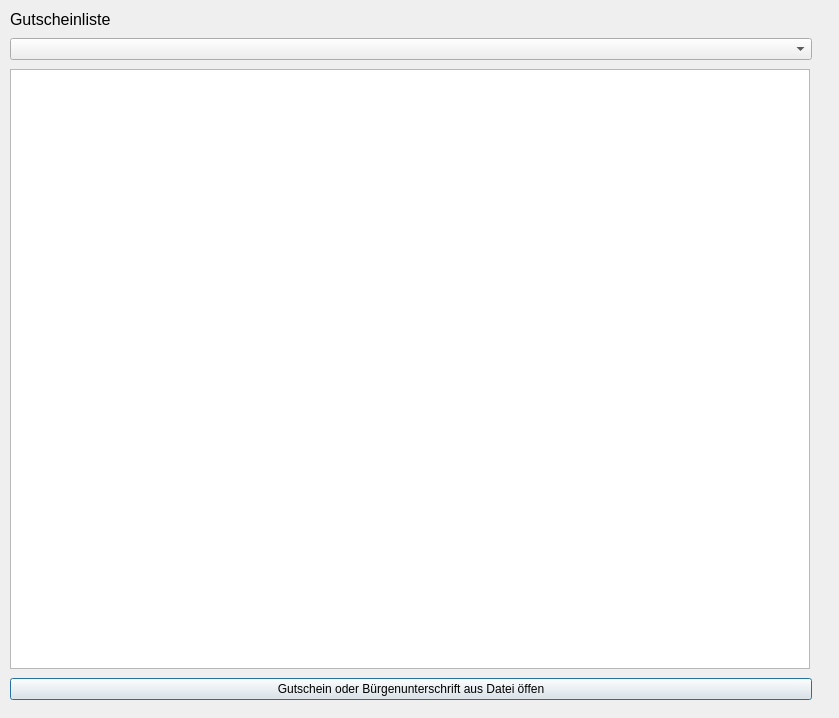
First picture: the form in src/gui/qt/ui_components/dialog_voucher_list.ui, repository minutogit/eMinuto-Desktop-Prototype, before the edit.
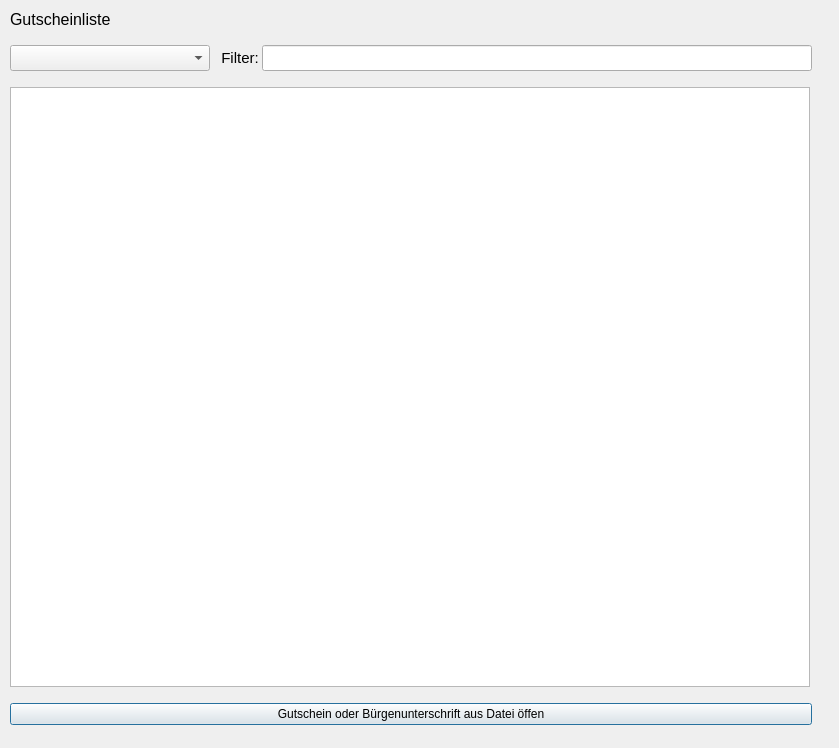
Second picture: the form after the edit.

Commit message: added word filter

```diff
--- a/src/gui/qt/ui_components/dialog_voucher_list.ui
+++ b/src/gui/qt/ui_components/dialog_voucher_list.ui
@@ -7,7 +7,7 @@
     <x>0</x>
     <y>0</y>
     <width>839</width>
-    <height>718</height>
+    <height>748</height>
    </rect>
   </property>
   <property name="sizePolicy">
@@ -49,12 +49,52 @@
      <x>10</x>
      <y>35</y>
      <width>802</width>
-     <height>669</height>
+     <height>700</height>
     </rect>
    </property>
    <layout class="QVBoxLayout" name="verticalLayout">
     <item>
-     <widget class="QComboBox" name="statusComboBox"/>
+     <layout class="QHBoxLayout" name="horizontalLayout">
+      <property name="spacing">
+       <number>3</number>
+      </property>
+      <item>
+       <widget class="QComboBox" name="statusComboBox">
+        <property name="minimumSize">
+         <size>
+          <width>200</width>
+          <height>0</height>
+         </size>
+        </property>
+        <property name="font">
+         <font>
+          <pointsize>11</pointsize>
+         </font>
+        </property>
+       </widget>
+      </item>
+      <item>
+       <widget class="QLabel" name="labelFilter">
+        <property name="font">
+         <font>
+          <pointsize>11</pointsize>
+         </font>
+        </property>
+        <property name="text">
+         <string>  Filter:</string>
+        </property>
+       </widget>
+      </item>
+      <item>
+       <widget class="QLineEdit" name="lineEditFilter">
+        <property name="font">
+         <font>
+          <pointsize>11</pointsize>
+         </font>
+        </property>
+       </widget>
+      </item>
+     </layout>
     </item>
     <item>
      <widget class="QTableView" name="tableView_vouchers">
```
The commit also changes 2 other files.
